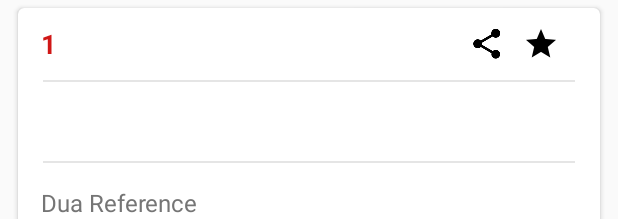
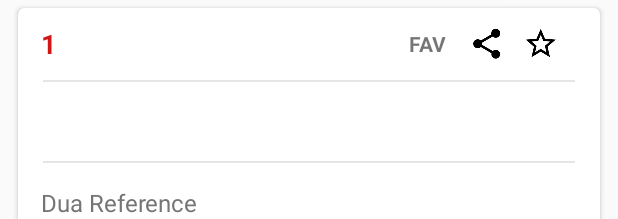
Before and after one commit to khalid-hussain/HisnulMuslim, an Android app: the layout dua_detail_item_card.xml on its own in the app's theme, with its tools: preview values and no code run, on a phone screen of 412 x 824 dp. Shown: the top 219 px of the screen. Run offline under Robolectric (Android 15) with nearby library versions, the phone set to English and light mode, and no system bars; network calls fail.

Commit message:
Added code for Fav in DuaDetails Adapter

```diff
--- a/app/src/main/java/com/khalid/hisnulmuslim/DuaDetailActivity.java
+++ b/app/src/main/java/com/khalid/hisnulmuslim/DuaDetailActivity.java
@@ -14,7 +14,6 @@ import android.view.MenuItem;
 import android.view.View;
 import android.widget.ListView;
 import android.widget.TextView;
-import android.widget.Toast;
 
 import com.example.khalid.hisnulmuslim.R;
 import com.khalid.hisnulmuslim.adapter.DuaDetailAdapter;
@@ -64,7 +63,6 @@ public class DuaDetailActivity extends AppCompatActivity
         my_toolbar_duaGroup_number.setText(duaIdFromDuaListActivity + "");
         my_autofit_toolbar_title.setText(duaTitleFromDuaListActivity);
         setTitle("");
-        Toast.makeText(this, duaTitleFromDuaListActivity, Toast.LENGTH_SHORT).show();
 
         if (Build.VERSION.SDK_INT >= 21) {
             mToolbarShadow.setVisibility(View.GONE);
--- a/app/src/main/res/layout/activity_bookmarks.xml
+++ b/app/src/main/res/layout/activity_bookmarks.xml
@@ -20,7 +20,7 @@
             android:layout_gravity="center">
 
             <IconTextView
-                android:id="@+id/bookmarks_star"
+                android:id="@+id/fav_star"
                 android:layout_width="150dp"
                 android:layout_height="150dp"
                 android:layout_centerInParent="true"
@@ -35,7 +35,7 @@
                 android:layout_centerInParent="true"
                 android:gravity="center"
                 android:text="@string/bookmarks_none"
-                android:layout_below="@id/bookmarks_star"
+                android:layout_below="@id/fav_star"
                 android:textColor="#E9E9E9"
                 android:textSize="15dp" />
 
--- a/app/src/main/res/layout/dua_detail_item_card.xml
+++ b/app/src/main/res/layout/dua_detail_item_card.xml
@@ -41,6 +41,17 @@
                     android:textStyle="bold"
                     android:textSize="18sp" />
 
+                <TextView
+                    android:id="@+id/favText"
+                    android:text="FAV"
+                    android:textStyle="bold"
+                    android:gravity="center"
+                    android:paddingLeft="15dp"
+                    android:paddingRight="15dp"
+                    android:layout_width="wrap_content"
+                    android:layout_height="match_parent"
+                    android:layout_toLeftOf="@+id/button_share"/>
+
                 <ImageButton
                     android:id="@+id/button_share"
                     android:background="@drawable/action_share_selector"
@@ -52,7 +63,7 @@
                 <ImageButton
                     android:id="@+id/button_star"
                     android:layout_alignParentRight="true"
-                    android:src="@drawable/ic_star_black_24dp"
+                    android:src="@drawable/ic_star_border_black_24dp"
                     android:background="@null"
                     android:layout_width="48dp"
                     android:layout_height="48dp" />
```
Also changed, not shown: app/src/main/java/com/khalid/hisnulmuslim/adapter/DuaDetailAdapter.java (+16 -4 lines), app/src/main/java/com/khalid/hisnulmuslim/loader/DuaDetailsLoader.java (+6 -4 lines), app/src/main/java/com/khalid/hisnulmuslim/model/Dua.java (+13 -0 lines), app/src/main/res/drawable-hdpi/ic_star_black_24dp.png, app/src/main/res/drawable-mdpi/ic_star_black_24dp.png, app/src/main/res/drawable-xhdpi/ic_star_black_24dp.png, app/src/main/res/drawable-xxhdpi/ic_star_black_24dp.png, app/src/main/res/drawable-xxxhdpi/ic_star_black_24dp.png, 1 other file.
